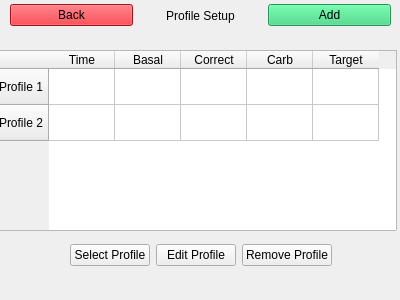
Old version of the form screenprofilesetup.ui in the repository KassemT76/COMP3004Team58Project.
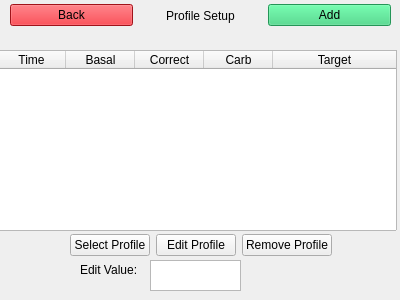
New version of the form.

```diff
--- a/screenprofilesetup.ui
+++ b/screenprofilesetup.ui
@@ -957,6 +957,12 @@
      <height>0</height>
     </size>
    </property>
+   <property name="layoutDirection">
+    <enum>Qt::LeftToRight</enum>
+   </property>
+   <property name="editTriggers">
+    <set>QAbstractItemView::NoEditTriggers</set>
+   </property>
    <property name="gridStyle">
     <enum>Qt::SolidLine</enum>
    </property>
@@ -964,24 +970,17 @@
     <bool>false</bool>
    </property>
    <property name="rowCount">
-    <number>2</number>
+    <number>0</number>
    </property>
    <attribute name="horizontalHeaderDefaultSectionSize">
-    <number>66</number>
+    <number>69</number>
+   </attribute>
+   <attribute name="horizontalHeaderStretchLastSection">
+    <bool>true</bool>
    </attribute>
    <attribute name="verticalHeaderDefaultSectionSize">
     <number>36</number>
    </attribute>
-   <row>
-    <property name="text">
-     <string>Profile 1</string>
-    </property>
-   </row>
-   <row>
-    <property name="text">
-     <string>Profile 2</string>
-    </property>
-   </row>
    <column>
     <property name="text">
      <string>Time</string>
@@ -1007,27 +1006,12 @@
      <string>Target</string>
     </property>
    </column>
-   <item row="0" column="0">
-    <property name="text">
-     <string/>
-    </property>
-    <property name="font">
-     <font>
-      <kerning>true</kerning>
-     </font>
-    </property>
-   </item>
-   <item row="1" column="3">
-    <property name="text">
-     <string/>
-    </property>
-   </item>
   </widget>
   <widget class="QWidget" name="horizontalLayoutWidget_2">
    <property name="geometry">
     <rect>
      <x>0</x>
-     <y>240</y>
+     <y>230</y>
      <width>401</width>
      <height>31</height>
     </rect>
@@ -1082,6 +1066,29 @@
     </item>
    </layout>
   </widget>
+  <widget class="QTextEdit" name="textEdit">
+   <property name="geometry">
+    <rect>
+     <x>150</x>
+     <y>260</y>
+     <width>91</width>
+     <height>31</height>
+    </rect>
+   </property>
+  </widget>
+  <widget class="QLabel" name="label">
+   <property name="geometry">
+    <rect>
+     <x>80</x>
+     <y>260</y>
+     <width>81</width>
+     <height>20</height>
+    </rect>
+   </property>
+   <property name="text">
+    <string>Edit Value:</string>
+   </property>
+  </widget>
   <zorder>horizontalLayoutWidget</zorder>
   <zorder>horizontalLayoutWidget_2</zorder>
   <zorder>profileTable</zorder>
```
Left out of the diff: 11 changed lines with no effect on the pictures.
